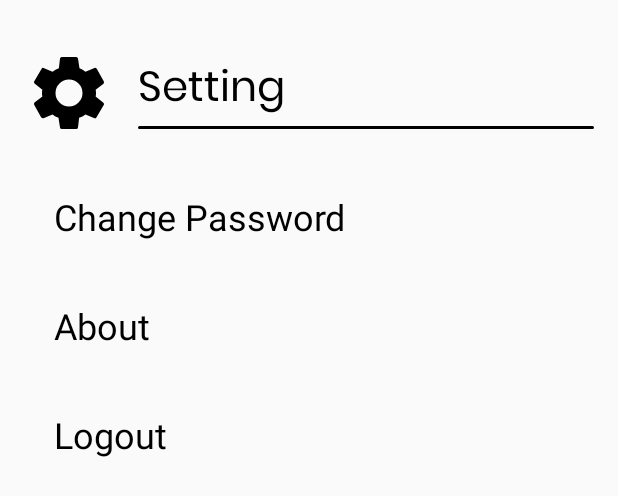
After one commit to haryandrafatwa/Masakuy, an Android app: the layout setting_fragment.xml on its own in the app's theme, with its tools: preview values and no code run, on a phone screen of 412 x 824 dp. The commit adds this screen. Shown: the top 496 px of the screen. Run offline under Robolectric (Android 15) with nearby library versions, the phone set to English and light mode, and no system bars.

Commit message:
Halaman Setting

```diff
--- /dev/null
+++ b/app/src/main/res/layout/setting_fragment.xml
@@ -0,0 +1,85 @@
+<?xml version="1.0" encoding="utf-8"?>
+<RelativeLayout xmlns:android="http://schemas.android.com/apk/res/android"
+    android:layout_width="match_parent" android:layout_height="match_parent">
+
+    <RelativeLayout
+        android:id="@+id/tv_settingtitle"
+        android:layout_width="match_parent"
+        android:layout_height="wrap_content"
+        android:layout_marginLeft="16dp"
+        android:layout_marginRight="16dp"
+        android:layout_marginTop="32dp">
+
+        <ImageView
+            android:id="@+id/iv_food_recipe"
+            android:layout_width="60dp"
+            android:layout_height="60dp"
+            android:background="@drawable/ic_settings"/>
+
+        <RelativeLayout
+            android:id="@+id/layout_food_title"
+            android:layout_width="wrap_content"
+            android:layout_height="wrap_content"
+            android:layout_toRightOf="@+id/iv_food_recipe"
+            android:layout_centerVertical="true"
+            android:layout_marginLeft="16dp">
+            <TextView
+                android:id="@+id/tv_food_recipe"
+                android:layout_width="wrap_content"
+                android:layout_height="wrap_content"
+                android:text="Setting"
+                android:textSize="28sp"
+                android:textColor="@color/black"
+                android:fontFamily="@font/poppins_regular"/>
+
+            <ImageView
+                android:layout_width="match_parent"
+                android:layout_height="2dp"
+                android:background="@drawable/separator"
+                android:layout_below="@id/tv_food_recipe"/>
+        </RelativeLayout>
+
+    </RelativeLayout>
+
+    <LinearLayout
+        android:layout_width="match_parent"
+        android:layout_height="wrap_content"
+        android:orientation="vertical"
+        android:layout_below="@id/tv_settingtitle"
+        android:layout_marginLeft="16dp"
+        android:layout_marginRight="16dp"
+        android:layout_marginTop="16dp">
+
+        <TextView
+            android:id="@+id/tv_changepassword"
+            android:layout_width="match_parent"
+            android:layout_height="wrap_content"
+            android:text="Change Password"
+            android:textSize="24sp"
+            android:textColor="@color/black"
+            android:padding="20dp"
+            android:clickable="true"/>
+
+        <TextView
+            android:id="@+id/tv_about"
+            android:layout_width="match_parent"
+            android:layout_height="wrap_content"
+            android:text="About"
+            android:textSize="24sp"
+            android:textColor="@color/black"
+            android:padding="20dp"
+            android:clickable="true"/>
+
+        <TextView
+            android:id="@+id/tv_logout"
+            android:layout_width="match_parent"
+            android:layout_height="wrap_content"
+            android:text="Logout"
+            android:textSize="24sp"
+            android:textColor="@color/black"
+            android:padding="20dp"
+            android:clickable="true"/>
+
+    </LinearLayout>
+
+</RelativeLayout>
```
Also changed, not shown: app/src/main/java/com/example/masakuy/Feature/Profile/ProfileFragment.java (+13 -2 lines), app/src/main/java/com/example/masakuy/Feature/Profile/SettingFragment.java (added, +203 -0 lines), app/src/main/res/drawable/bg_edittext.xml (added, +9 -0 lines), app/src/main/res/layout/change_password.xml (added, +96 -0 lines).
